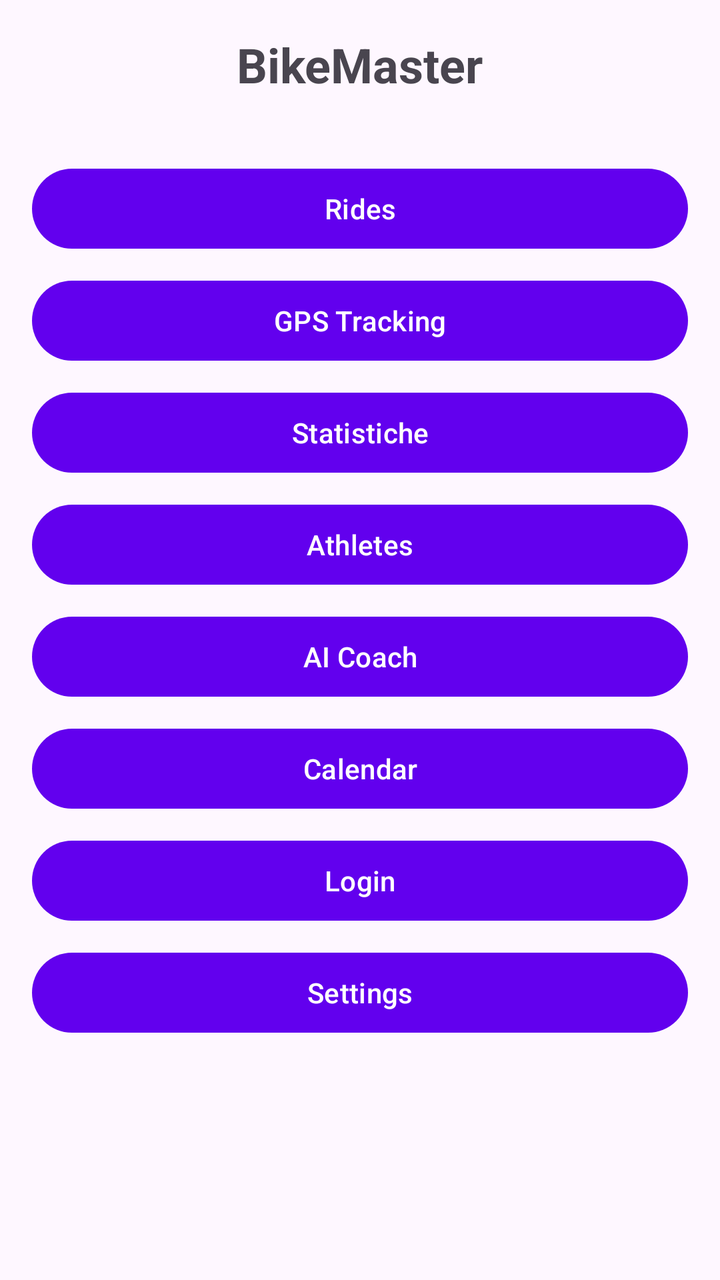
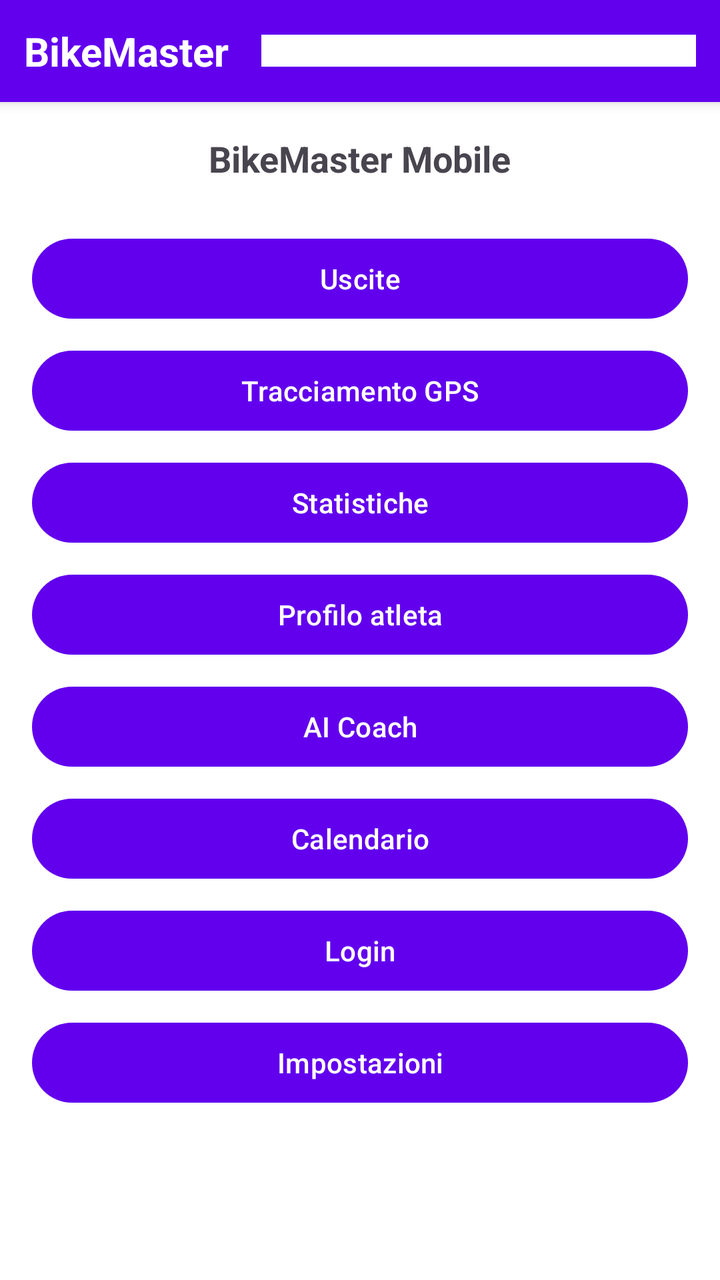

Screens rendered from an Android XML layout before and after an edit, with the pre-edit source and the edit as a unified diff.
<!-- AndroidManifest.xml: application theme AppTheme -->
<!-- res/layout/activity_main.xml -->
<?xml version="1.0" encoding="utf-8"?>
<LinearLayout xmlns:android="http://schemas.android.com/apk/res/android"
    android:layout_width="match_parent"
    android:layout_height="match_parent"
    android:orientation="vertical"
    android:padding="16dp">

    <TextView
        android:layout_width="wrap_content"
        android:layout_height="wrap_content"
        android:text="@string/app_name"
        android:textSize="24sp"
        android:textStyle="bold"
        android:layout_gravity="center"
        android:layout_marginBottom="32dp" />

    <Button
        android:id="@+id/btn_rides"
        android:layout_width="match_parent"
        android:layout_height="wrap_content"
        android:text="@string/rides"
        android:layout_marginBottom="8dp" />

    <Button
        android:id="@+id/btn_tracking"
        android:layout_width="match_parent"
        android:layout_height="wrap_content"
        android:text="GPS Tracking"
        android:layout_marginBottom="8dp" />

    <Button
        android:id="@+id/btn_stats"
        android:layout_width="match_parent"
        android:layout_height="wrap_content"
        android:text="Statistiche"
        android:layout_marginBottom="8dp" />

    <Button
        android:id="@+id/btn_athlete"
        android:layout_width="match_parent"
        android:layout_height="wrap_content"
        android:text="@string/athletes"
        android:layout_marginBottom="8dp" />

    <Button
        android:id="@+id/btn_coach"
        android:layout_width="match_parent"
        android:layout_height="wrap_content"
        android:text="@string/coach"
        android:layout_marginBottom="8dp" />

    <Button
        android:id="@+id/btn_calendar"
        android:layout_width="match_parent"
        android:layout_height="wrap_content"
        android:text="@string/calendar"
        android:layout_marginBottom="8dp" />

    <Button
        android:id="@+id/btn_login"
        android:layout_width="match_parent"
        android:layout_height="wrap_content"
        android:text="Login"
        android:layout_marginBottom="8dp" />

    <Button
        android:id="@+id/btn_settings"
        android:layout_width="match_parent"
        android:layout_height="wrap_content"
        android:text="@string/settings"
        android:layout_marginBottom="8dp" />

</LinearLayout>
<!-- resources referenced by this layout -->
<resources>
  <string name="app_name">BikeMaster</string>
  <string name="athletes">Athletes</string>
  <string name="calendar">Calendar</string>
  <string name="coach">AI Coach</string>
  <string name="rides">Rides</string>
  <string name="settings">Settings</string>
  <style name="AppTheme" parent="Base.Theme.BikeMaster" />
  <style name="Base.Theme.BikeMaster" parent="Theme.Material3.DayNight.NoActionBar">
          <item name="colorPrimary">@color/purple_500</item>
          <item name="colorPrimaryVariant">@color/purple_700</item>
          <item name="colorOnPrimary">@color/white</item>
          <item name="colorSecondary">@color/teal_200</item>
          <item name="colorSecondaryVariant">@color/teal_700</item>
          <item name="android:statusBarColor" tools:targetApi="l">?attr/colorPrimaryVariant</item>
      </style>
  <color name="purple_500">#FF6200EE</color>
  <color name="purple_700">#FF3700B3</color>
  <color name="white">#FFFFFFFF</color>
  <color name="teal_200">#FF03DAC5</color>
  <color name="teal_700">#FF018786</color>
</resources>

<!-- the commit's change to res/layout/activity_main.xml (unified diff, before → after) -->
@@ -3,71 +3,113 @@
     android:layout_width="match_parent"
     android:layout_height="match_parent"
     android:orientation="vertical"
-    android:padding="16dp">
+    android:background="@android:color/white">
 
-    <TextView
-        android:layout_width="wrap_content"
-        android:layout_height="wrap_content"
-        android:text="@string/app_name"
-        android:textSize="24sp"
-        android:textStyle="bold"
-        android:layout_gravity="center"
-        android:layout_marginBottom="32dp" />
-
-    <Button
-        android:id="@+id/btn_rides"
+    <LinearLayout
         android:layout_width="match_parent"
         android:layout_height="wrap_content"
-        android:text="@string/rides"
-        android:layout_marginBottom="8dp" />
+        android:orientation="horizontal"
+        android:gravity="center_vertical"
+        android:padding="12dp"
+        android:background="?attr/colorPrimary"
+        android:elevation="4dp">
 
-    <Button
-        android:id="@+id/btn_tracking"
+        <TextView
+            android:layout_width="wrap_content"
+            android:layout_height="wrap_content"
+            android:text="@string/app_name"
+            android:textColor="@android:color/white"
+            android:textSize="20sp"
+            android:textStyle="bold"
+            android:layout_weight="0" />
+
+        <Spinner
+            android:id="@+id/nav_spinner"
+            android:layout_width="0dp"
+            android:layout_height="wrap_content"
+            android:layout_marginStart="16dp"
+            android:layout_weight="1"
+            android:background="@android:color/white"
+            android:padding="8dp"
+            android:spinnerMode="dropdown" />
+    </LinearLayout>
+
+    <ScrollView
         android:layout_width="match_parent"
-        android:layout_height="wrap_content"
-        android:text="GPS Tracking"
-        android:layout_marginBottom="8dp" />
+        android:layout_height="match_parent"
+        android:padding="16dp">
 
-    <Button
-        android:id="@+id/btn_stats"
-        android:layout_width="match_parent"
-        android:layout_height="wrap_content"
-        android:text="Statistiche"
-        android:layout_marginBottom="8dp" />
+        <LinearLayout
+            android:layout_width="match_parent"
+            android:layout_height="wrap_content"
+            android:orientation="vertical"
+            android:gravity="center_horizontal">
 
-    <Button
-        android:id="@+id/btn_athlete"
-        android:layout_width="match_parent"
-        android:layout_height="wrap_content"
-        android:text="@string/athletes"
-        android:layout_marginBottom="8dp" />
+            <TextView
+                android:layout_width="wrap_content"
+                android:layout_height="wrap_content"
+                android:text="BikeMaster Mobile"
+                android:textSize="18sp"
+                android:textStyle="bold"
+                android:layout_marginBottom="24dp" />
 
-    <Button
-        android:id="@+id/btn_coach"
-        android:layout_width="match_parent"
-        android:layout_height="wrap_content"
-        android:text="@string/coach"
-        android:layout_marginBottom="8dp" />
+            <Button
+                android:id="@+id/btn_rides"
+                android:layout_width="match_parent"
+                android:layout_height="wrap_content"
+                android:text="@string/rides"
+                android:layout_marginBottom="8dp" />
 
-    <Button
-        android:id="@+id/btn_calendar"
-        android:layout_width="match_parent"
-        android:layout_height="wrap_content"
-        android:text="@string/calendar"
-        android:layout_marginBottom="8dp" />
+            <Button
+                android:id="@+id/btn_tracking"
+                android:layout_width="match_parent"
+                android:layout_height="wrap_content"
+                android:text="@string/tracking"
+                android:layout_marginBottom="8dp" />
 
-    <Button
-        android:id="@+id/btn_login"
-        android:layout_width="match_parent"
-        android:layout_height="wrap_content"
-        android:text="Login"
-        android:layout_marginBottom="8dp" />
+            <Button
+                android:id="@+id/btn_stats"
+                android:layout_width="match_parent"
+                android:layout_height="wrap_content"
+                android:text="@string/statistics"
+                android:layout_marginBottom="8dp" />
 
-    <Button
-        android:id="@+id/btn_settings"
-        android:layout_width="match_parent"
-        android:layout_height="wrap_content"
-        android:text="@string/settings"
-        android:layout_marginBottom="8dp" />
+            <Button
+                android:id="@+id/btn_athlete"
+                android:layout_width="match_parent"
+                android:layout_height="wrap_content"
+                android:text="@string/profile"
+                android:layout_marginBottom="8dp" />
+
+            <Button
+                android:id="@+id/btn_coach"
+                android:layout_width="match_parent"
+                android:layout_height="wrap_content"
+                android:text="@string/coach"
+                android:layout_marginBottom="8dp" />
+
+            <Button
+                android:id="@+id/btn_calendar"
+                android:layout_width="match_parent"
+                android:layout_height="wrap_content"
+                android:text="@string/calendar"
+                android:layout_marginBottom="8dp" />
+
+            <Button
+                android:id="@+id/btn_login"
+                android:layout_width="match_parent"
+                android:layout_height="wrap_content"
+                android:text="@string/login"
+                android:layout_marginBottom="8dp" />
+
+            <Button
+                android:id="@+id/btn_settings"
+                android:layout_width="match_parent"
+                android:layout_height="wrap_content"
+                android:text="@string/settings"
+                android:layout_marginBottom="8dp" />
+
+        </LinearLayout>
+    </ScrollView>
 
 </LinearLayout>
<!-- resource entries referenced after the edit -->
@@ -1,11 +1,14 @@
 <!-- resources referenced by this layout -->
 <resources>
   <string name="app_name">BikeMaster</string>
-  <string name="athletes">Athletes</string>
-  <string name="calendar">Calendar</string>
+  <string name="calendar">Calendario</string>
   <string name="coach">AI Coach</string>
-  <string name="rides">Rides</string>
-  <string name="settings">Settings</string>
+  <string name="login">Login</string>
+  <string name="profile">Profilo atleta</string>
+  <string name="rides">Uscite</string>
+  <string name="settings">Impostazioni</string>
+  <string name="statistics">Statistiche</string>
+  <string name="tracking">Tracciamento GPS</string>
   <style name="AppTheme" parent="Base.Theme.BikeMaster" />
   <style name="Base.Theme.BikeMaster" parent="Theme.Material3.DayNight.NoActionBar">
           <item name="colorPrimary">@color/purple_500</item>
